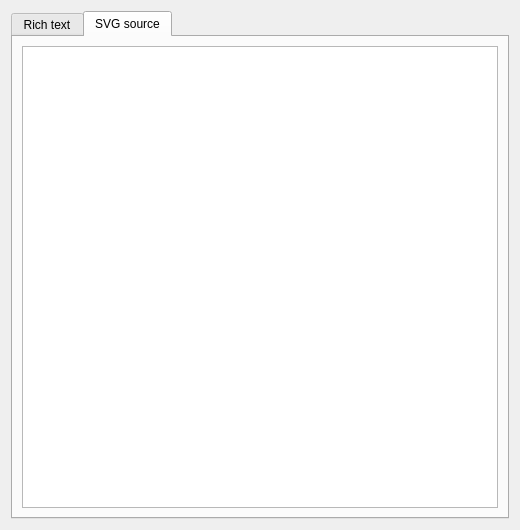
Above: plugins/tools/svgtexttool/WdgSvgTextEditor.ui from KDE/krita before the change. Below: the same form after it.
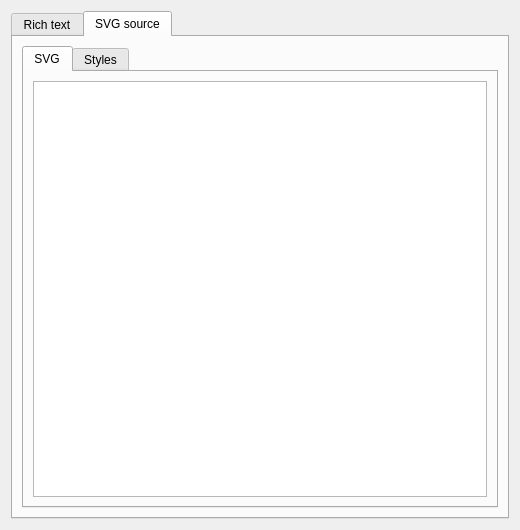
That is the form after the change. The open tabs and pages were chosen to show the change.

What changed in the file:
```diff
--- a/plugins/tools/svgtexttool/WdgSvgTextEditor.ui
+++ b/plugins/tools/svgtexttool/WdgSvgTextEditor.ui
@@ -35,16 +35,30 @@
       </attribute>
       <layout class="QHBoxLayout" name="horizontalLayout_6">
        <item>
-        <widget class="QTextEdit" name="svgTextEdit">
-         <property name="sizePolicy">
-          <sizepolicy hsizetype="Expanding" vsizetype="MinimumExpanding">
-           <horstretch>0</horstretch>
-           <verstretch>0</verstretch>
-          </sizepolicy>
+        <widget class="QTabWidget" name="tabWidget">
+         <property name="currentIndex">
+          <number>0</number>
          </property>
-         <property name="acceptRichText">
-          <bool>false</bool>
-         </property>
+         <widget class="QWidget" name="tabSvgTextEdit">
+          <attribute name="title">
+           <string>SVG</string>
+          </attribute>
+          <layout class="QGridLayout" name="gridLayout">
+           <item row="0" column="0">
+            <widget class="QTextEdit" name="svgTextEdit"/>
+           </item>
+          </layout>
+         </widget>
+         <widget class="QWidget" name="tabSvgStylesEdit">
+          <attribute name="title">
+           <string>Styles</string>
+          </attribute>
+          <layout class="QGridLayout" name="gridLayout_2">
+           <item row="0" column="0">
+            <widget class="QTextEdit" name="svgStylesEdit"/>
+           </item>
+          </layout>
+         </widget>
         </widget>
        </item>
       </layout>
```
